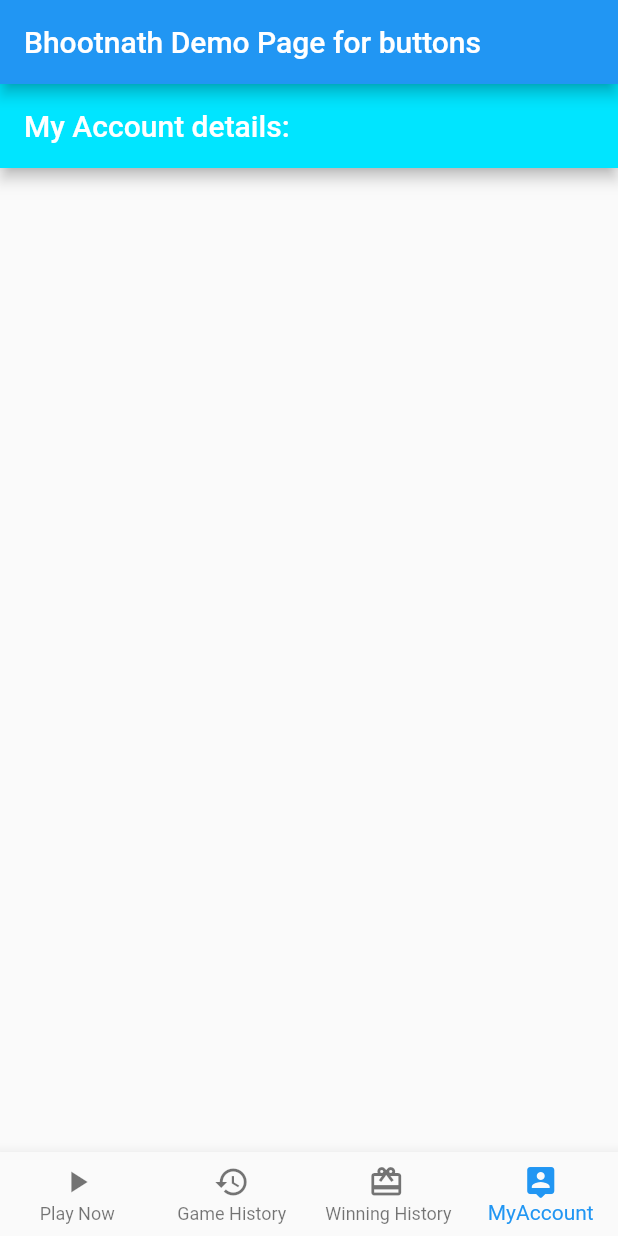
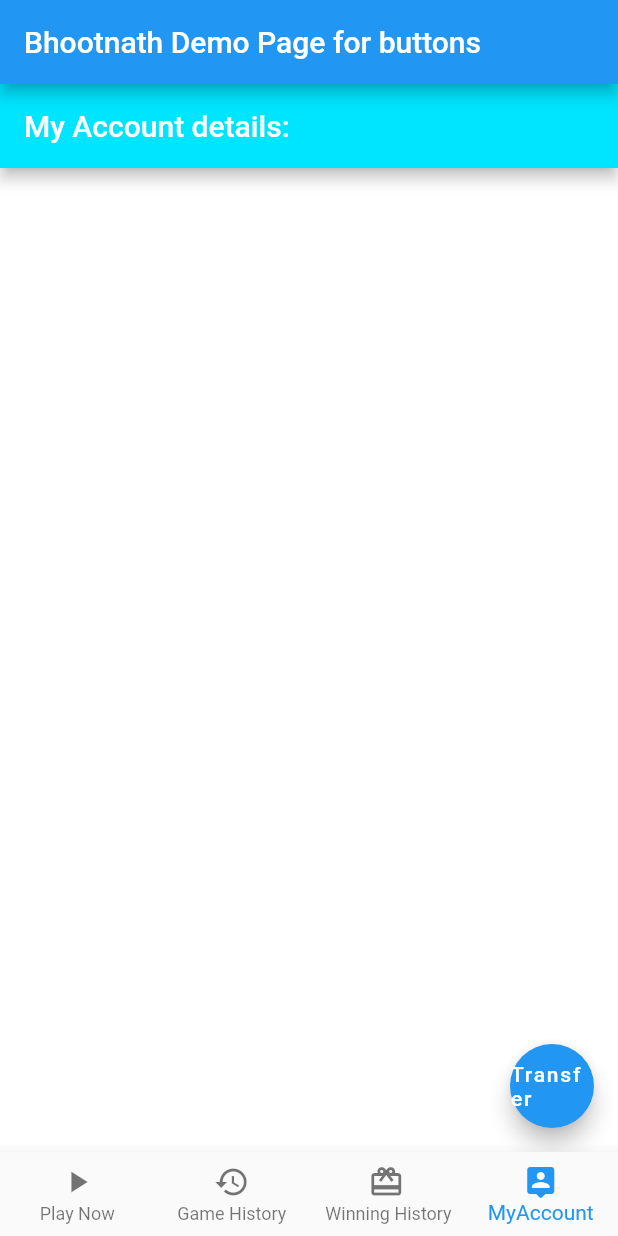
Before and after one commit to ara-dhanak/Bhoot_Player_app, a Flutter app: the screen it shows after launch, item 4 of the bottom bar chosen, on a phone screen of 412 x 824 dp. Run offline on Flutter 3.47's test engine with Material 2 defaults, Android fonts, the phone set to English and light mode, and no system bars.

Commit message:
Refactoring of name and floatinguttion added in myaccountpage

```diff
--- a/lib/bhoot_page2.dart
+++ b/lib/LandingPage.dart
@@ -6,24 +6,16 @@ class bhoot_bottom_nav extends StatefulWidget {
   _bhoot_bottom_navState createState() => _bhoot_bottom_navState();
 }
 
-enum PageNumber {
-  Playnow,
-  GameHistory,
-  WinningHistory,
-  MyAccount
-}
-
 class _bhoot_bottom_navState extends State<bhoot_bottom_nav> {
 
   PageNumber _currentpage = PageNumber.Playnow;
+
   final List<PageNumber> _children = [
     PageNumber.Playnow,
     PageNumber.GameHistory,
     PageNumber.WinningHistory,
     PageNumber.MyAccount
   ];
-
-
 //We have to create the page on demand . No need to create the concrete objects of all the objects  on 2nd page
 
   void ontouchedbar(int index) {
--- a/lib/game_history.dart
+++ b/lib/game_history.dart
@@ -4,9 +4,9 @@ import 'AbstractClassFactory.dart';
 class game_history extends StatefulWidget implements AbstractPage {
   @override
   _game_historyState createState() => _game_historyState();
-
+//request/response  obj;
   void BuildPage() {
-
+//REST API calls required for your page
   }
 }
 
--- a/lib/main.dart
+++ b/lib/main.dart
@@ -1,6 +1,6 @@
 import 'package:flutter/cupertino.dart';
 import 'package:flutter/material.dart';
-import 'bhoot_page2.dart';
+import 'LandingPage.dart';
 
 void main() =>
     runApp(new MaterialApp(
--- a/lib/myaccount.dart
+++ b/lib/myaccount.dart
@@ -4,8 +4,9 @@ import 'AbstractClassFactory.dart';
 class myaccount extends StatefulWidget implements AbstractPage {
   @override
   _myaccountState createState() => _myaccountState();
-
+  //request/response  obj;
   void BuildPage() {
+    //REST API calls required for your page
 
   }
 }
@@ -18,6 +19,12 @@ class _myaccountState extends State<myaccount> {
         title: Text("My Account details:"),
         backgroundColor: Colors.cyanAccent.shade400,
       ),
+      backgroundColor: Colors.white,
+
+      floatingActionButton: FloatingActionButton(
+        child: Text("Transfer"),
+      ),
+
     );
   }
 }
--- a/lib/playnow.dart
+++ b/lib/playnow.dart
@@ -6,7 +6,7 @@ class playnow extends StatefulWidget implements AbstractPage {
   _playnowState createState() => _playnowState();
 
   void BuildPage() {
-
+//REST API calls required for your page
   }
 }
 
--- a/lib/winning_history.dart
+++ b/lib/winning_history.dart
@@ -6,7 +6,7 @@ class winning_history extends StatefulWidget implements AbstractPage {
   _winning_historyState createState() => _winning_historyState();
 
   void BuildPage() {
-
+//REST API calls required for your page
   }
 }
 
```
Also changed, not shown: lib/AbstractClassFactory.dart (+10 -3 lines).
